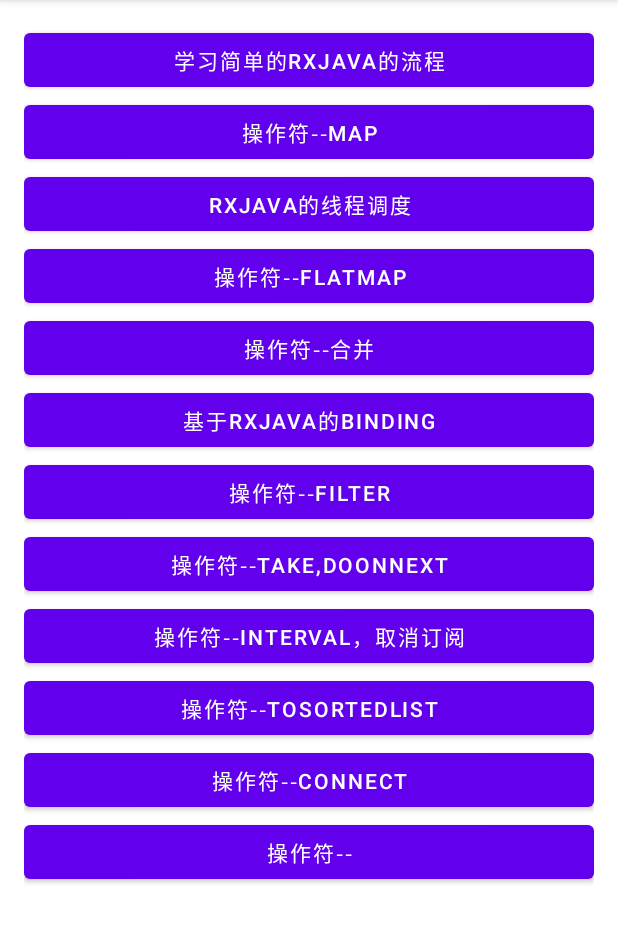
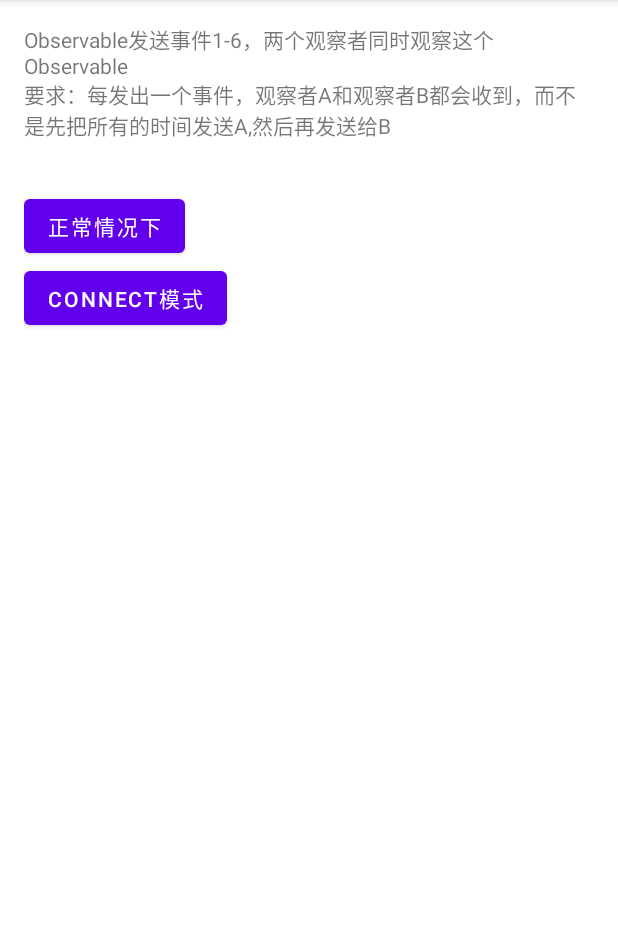
Before and after one commit to sunxr/AndroidComponent, an Android app: the screen it shows after launch (MainActivity before the commit, RxConnectActivity after it), after a tap on "操作符--CONNECT", on a phone screen of 412 x 824 dp, the part 84-1027 px from its top. Run offline under Robolectric (Android 15) with nearby library versions, the phone set to English and light mode, and no system bars; libraries missing offline, so code that uses them is left out: rx.functions, rx.observables.

Commit message:
connect模式下多个观察者

```diff
--- a/RxJavaLearn/app/src/main/AndroidManifest.xml
+++ b/RxJavaLearn/app/src/main/AndroidManifest.xml
@@ -9,6 +9,9 @@
         android:roundIcon="@mipmap/ic_launcher_round"
         android:supportsRtl="true"
         android:theme="@style/Theme.RxJavaDemo">
+        <activity
+            android:name=".RxConnectActivity"
+            android:exported="true" />
         <activity
             android:name=".RxBindingActivity"
             android:exported="true" />
--- a/RxJavaLearn/app/src/main/java/com/example/rxjavademo/MainActivity.java
+++ b/RxJavaLearn/app/src/main/java/com/example/rxjavademo/MainActivity.java
@@ -26,6 +26,9 @@ public class MainActivity extends AppCompatActivity implements View.OnClickListe
             case R.id.button6:
                 intent=new Intent(MainActivity.this,RxBindingActivity.class);
                 break;
+            case R.id.button11:
+                intent=new Intent(MainActivity.this,RxConnectActivity.class);
+                break;
         }
         startActivity(intent);
     }
--- /dev/null
+++ b/RxJavaLearn/app/src/main/java/com/example/rxjavademo/RxConnectActivity.java
@@ -0,0 +1,103 @@
+package com.example.rxjavademo;
+
+import androidx.appcompat.app.AppCompatActivity;
+
+import android.os.Bundle;
+import android.view.View;
+import android.widget.Button;
+import android.widget.TextView;
+
+import rx.Observable;
+import rx.Subscription;
+import rx.functions.Action1;
+import rx.observables.ConnectableObservable;
+
+public class RxConnectActivity extends AppCompatActivity implements View.OnClickListener {
+
+    private TextView mText;
+    private Button mBtn;
+    private Button bntNormal;
+    private TextView mEdit;
+    private Subscription mSubscription = null;
+    private Integer [] integer = {1,2,3,4,5,6};
+
+    @Override
+    protected void onCreate(Bundle savedInstanceState) {
+        super.onCreate(savedInstanceState);
+        setContentView(R.layout.layout2);
+        initView();
+    }
+
+    private void initView() {
+        mText= (TextView) findViewById(R.id.text1);
+        mEdit= (TextView) findViewById(R.id.edit1);
+        mBtn= (Button) findViewById(R.id.button);
+        bntNormal= (Button) findViewById(R.id.button_cancel);
+        mBtn.setText("正常情况下");
+
+        bntNormal.setText("connect模式");
+
+        mEdit.setText("Observable发送事件1-6，两个观察者同时观察这个Observable \n要求：" +
+                "每发出一个事件，观察者A和观察者B都会收到，而不是先把所有的时间发送A,然后再发送给B  \n\n" );
+        mBtn.setOnClickListener(this);
+        mText.setOnClickListener(this);
+        mEdit.setOnClickListener(this);
+        bntNormal.setOnClickListener(this);
+    }
+
+    @Override
+    public void onClick(View view) {
+        switch (view.getId()){
+            case R.id.text1:
+            case R.id.edit1:
+                break;
+            case R.id.button:
+                mText.setText("");
+                normal();
+                break;
+            case R.id.button_cancel:
+                mText.setText("");
+                start();
+                break;
+        }
+    }
+
+    private void normal() {
+        Observable observable = Observable.from(integer);
+        Action1 a1 = new Action1<Integer>() {
+            @Override
+            public void call(Integer o) {
+                mText.append("观察者A 收到：" + o + "\n");
+            }
+        };
+        Action1 a2 = new Action1<Integer>() {
+            @Override
+            public void call(Integer o) {
+                mText.append("观察者B 收到：" + o + "\n");
+            }
+        };
+        observable.subscribe(a1);
+        observable.subscribe(a2);
+    }
+
+    private void start() {
+        ConnectableObservable observable = Observable.from(integer).publish();
+        Action1 a1 = new Action1<Integer>() {
+            @Override
+            public void call(Integer o) {
+                mText.append("观察者A 收到： " + o + "\n");
+            }
+        };
+
+        Action1 a2 = new Action1<Integer>() {
+            @Override
+            public void call(Integer o) {
+                mText.append("观察者B 收到： " + o + "\n");
+            }
+        };
+
+        observable.subscribe(a1);
+        observable.subscribe(a2);
+        observable.connect();
+    }
+}
--- a/RxJavaLearn/app/src/main/res/layout/layout2.xml
+++ b/RxJavaLearn/app/src/main/res/layout/layout2.xml
@@ -35,7 +35,7 @@
             android:layout_width="wrap_content"
             android:layout_height="wrap_content"
             android:text="取消定时"
-            android:id="@+id/button_cancal" />
+            android:id="@+id/button_cancel" />
 
         <TextView
             android:id="@+id/text1"
```
